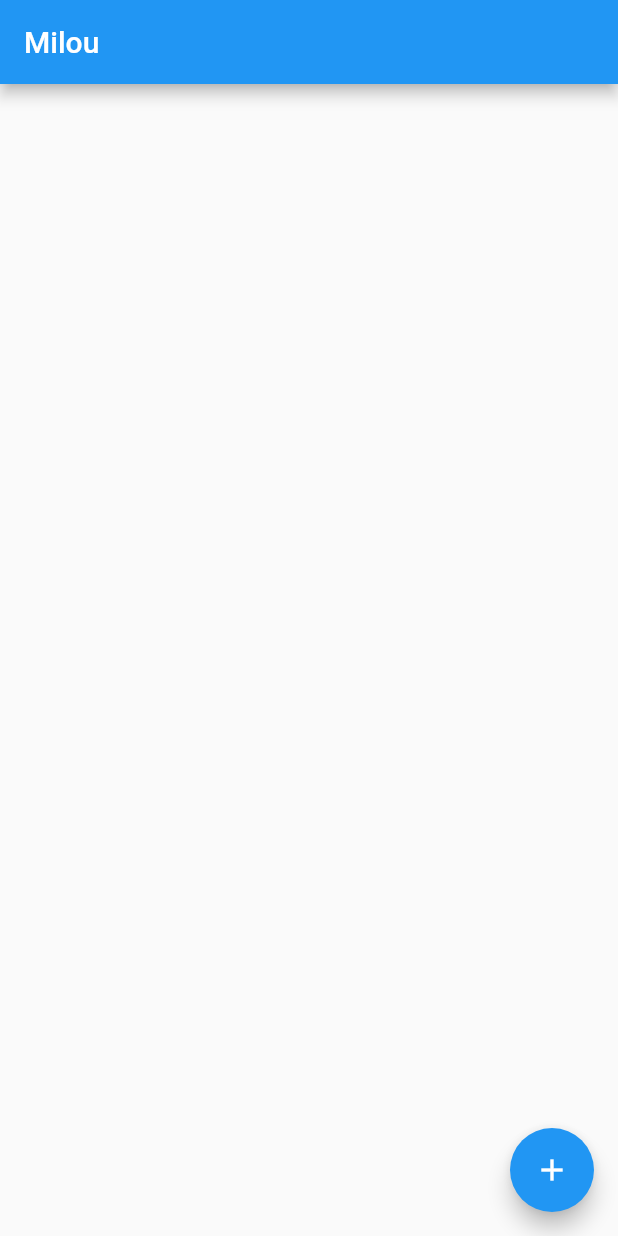
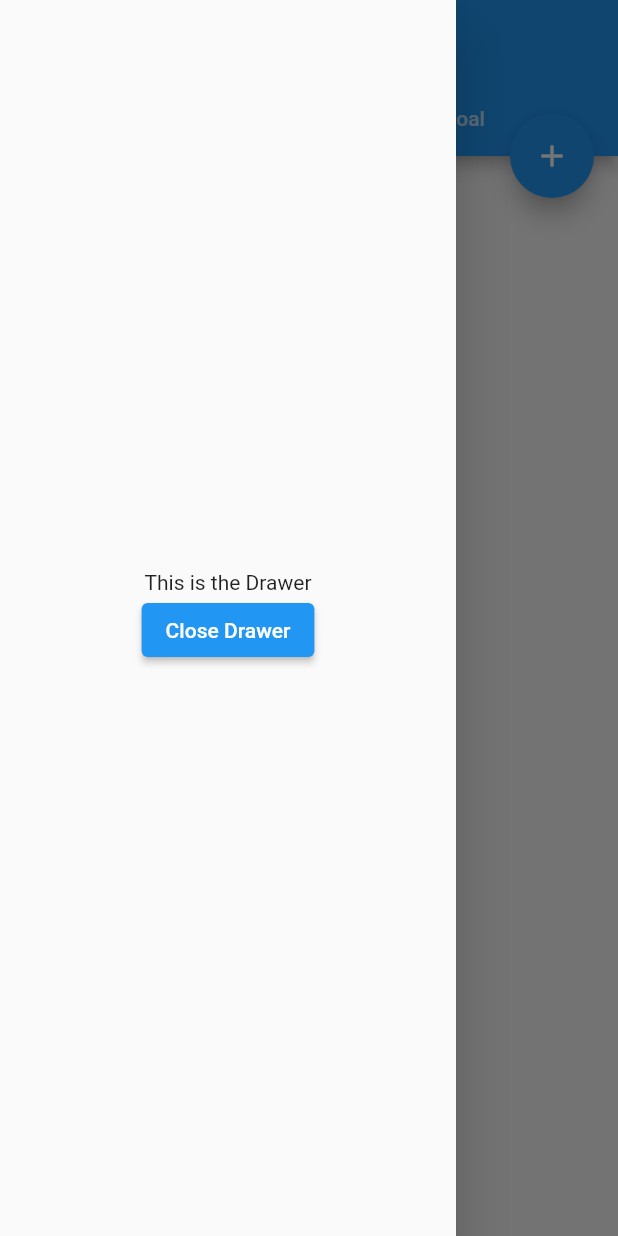
Before and after one commit to VictoriaLilienthal/milou-app, a Flutter app: the screen it shows after launch, with the side drawer open (before the commit the screen has no drawer), on a phone screen of 412 x 824 dp. Run offline on Flutter 3.47's test engine with Material 2 defaults, Android fonts, the light colour scheme and no system bars; our stand-ins replace cloud_firestore, firebase_auth, firebase_core, shared_preferences, tuple; accounts and stored records are empty; network calls fail.

Commit message:
New commit

```diff
--- a/lib/main.dart
+++ b/lib/main.dart
@@ -1,10 +1,21 @@
+import 'dart:ui';
+
 import 'package:flutter/material.dart';
 import 'package:tuple/tuple.dart';
 import 'package:shared_preferences/shared_preferences.dart';
 import 'dart:convert';
+import 'package:intl/intl.dart';
+import 'package:firebase_auth/firebase_auth.dart';
+import 'package:firebase_core/firebase_core.dart';
+import 'firebase_options.dart';
+import 'package:flutter/gestures.dart';
+import 'package:cloud_firestore/cloud_firestore.dart';
+
+const bool USE_EMULATOR = true;
 
 List<Tuple2<bool, int>> fromJsonToTupleList(String json) {
   Iterable iterable = jsonDecode(json);
+
   List newList = iterable.toList();
 
   final newTuples = newList
@@ -53,7 +64,48 @@ class RowState {
 
 final prefs = SharedPreferences.getInstance();
 
+void login() async {
+
+  await Firebase.initializeApp(
+    options: DefaultFirebaseOptions.currentPlatform,
+  );
+
+  if (USE_EMULATOR) {
+    await FirebaseAuth.instance.useEmulator('http://localhost:9099');
+  }
+  //
+  try {
+    await FirebaseAuth.instance.signInAnonymously().then((value) => {print(value)});
+  } on FirebaseAuthException catch (e) {
+    print(e);
+  }
+
+  // await FirebaseAuth.instance.verifyPhoneNumber(
+  //   phoneNumber: '+16463844693',
+  //   verificationCompleted: (PhoneAuthCredential credential) {
+  //     print(1);
+  //   },
+  //   verificationFailed: (FirebaseAuthException e) {
+  //     print(e);
+  //   },
+  //   codeSent: (String verificationId, int? resendToken) {
+  //     PhoneAuthCredential credential = PhoneAuthProvider.credential(
+  //         verificationId: verificationId, smsCode: "123456");
+  //
+  //     try {
+  //       _auth.signInWithCredential(credential).then((value) => {print(value)});
+  //     } on FirebaseAuthException catch (e) {
+  //       print(e);
+  //     }
+  //   },
+  //   codeAutoRetrievalTimeout: (String verificationId) {
+  //     print(3);
+  //   },
+  // );
+}
+
 void main() {
+  login();
   runApp(const MyApp());
 }
 
@@ -63,12 +115,9 @@ class MyApp extends StatelessWidget {
   // This widget is the root of your application.
   @override
   Widget build(BuildContext context) {
-    return MaterialApp(
+    return const MaterialApp(
       title: 'Flutter Demo',
-      theme: ThemeData(
-        primarySwatch: Colors.blue,
-      ),
-      home: const MyHomePage(title: 'Milou'),
+      home: MyHomePage(title: 'Milou'),
     );
   }
 }
@@ -127,76 +176,173 @@ class _MyHomePageState extends State<MyHomePage> {
   void initState() {
     super.initState();
     _prefs.then((SharedPreferences prefs) {
-      jsonDecode(prefs.getString('data').toString()).forEach((item) => rowStates.add(RowState.fromJson(item)));
-      setState(() {
-      });
+      if (prefs.containsKey('data')) {
+        jsonDecode(prefs.getString('data').toString())
+            .forEach((item) => rowStates.add(RowState.fromJson(item)));
+      }
+      setState(() {});
     });
   }
 
-  Widget getCommandWidgets(List<RowState> rowStates) {
+  String dateFmt(RowState state) {
+    if (state.logs.isEmpty) {
+      return "Never Performed";
+    } else {
+      DateTime lastDate =
+          DateTime.fromMillisecondsSinceEpoch(state.logs.last.item2);
+
+      if (lastDate.day == DateTime.now().day &&
+          lastDate.month == DateTime.now().month &&
+          lastDate.year == DateTime.now().year) {
+        return "Last performed today";
+      }
+      return "Last performed ${(DateFormat.yMMMd().format(lastDate))}";
+    }
+  }
+
+  Widget getCommandWidgets() {
     List<Widget> list = <Widget>[];
     for (var i = 0; i < rowStates.length; i++) {
       bool enabled = true;
+      const IconData pets = IconData(0xe4a1, fontFamily: 'MaterialIcons');
+
       RowState state = rowStates[i];
+
       list.add(Card(
+          key: Key(state.name),
           child: Padding(
-              padding: EdgeInsets.all(12.0),
+              padding: const EdgeInsets.all(12.0),
               child: Column(
                 children: [
+                  Padding(
+                    padding: const EdgeInsets.all(12.0),
+                    child: Row(
+                      mainAxisAlignment: MainAxisAlignment.spaceBetween,
+                      children: <Widget>[
                         Row(
-                    children: <Widget>[
-                      Text(state.name),
+                          children: [
                             IconButton(
                               icon: const Icon(
-                          Icons.check,
+                                pets,
                                 size: 30,
                                 color: Colors.green,
                               ),
                               onPressed: () {
                                 setState(() {
                                   state.cnt += 1;
-                            state.logs.add(Tuple2<bool, int>(
-                                true, DateTime.now().millisecondsSinceEpoch));
-                            _prefs.then((value) =>
-                                value.setString('data', jsonEncode(rowStates)));
+                                  state.logs.add(Tuple2<bool, int>(true,
+                                      DateTime.now().millisecondsSinceEpoch));
+                                  _prefs.then((value) => value.setString(
+                                      'data', jsonEncode(rowStates)));
                                 });
                               },
                             ),
+                            Text(
+                              state.name,
+                              style: TextStyle(fontSize: 20),
+                            ),
                           ],
+                        ),
+                        IconButton(
+                          icon: const Icon(
+                            Icons.delete,
+                            size: 30,
+                            color: Colors.red,
+                          ),
+                          onPressed: () {
+                            rowStates.removeAt(i);
+                            _prefs.then((value) =>
+                                value.setString('data', jsonEncode(rowStates)));
+                            setState(() {});
+                          },
+                        ),
+                      ],
+                    ),
                   ),
                   Row(
                     children: [
                       Flexible(
                           child: Text(
-                              'Milou has done this command ${state.cnt} number of time successfully',
+                              // 'Milou has done this command ${state.cnt} number of time successfully',
+                              '${dateFmt(state)}, total ${state.cnt}',
                               style: Theme.of(context).textTheme.bodyText1))
                     ],
                   )
                 ],
               ))));
     }
-    return Column(children: list);
+
+    return ScrollConfiguration(
+        behavior: ScrollConfiguration.of(context).copyWith(
+          dragDevices: {
+            PointerDeviceKind.touch,
+            PointerDeviceKind.mouse,
+          },
+        ),
+        child: ReorderableListView(
+            physics: const AlwaysScrollableScrollPhysics(),
+            scrollDirection: Axis.vertical,
+            shrinkWrap: true,
+            onReorder: (int oldIndex, int newIndex) {
+              setState(() {
+                oldIndex = (oldIndex < 0) ? 0 : oldIndex;
+                newIndex = newIndex >= rowStates.length
+                    ? (rowStates.length - 1)
+                    : newIndex;
+                final temp = rowStates[oldIndex];
+                rowStates[oldIndex] = rowStates[newIndex];
+                rowStates[newIndex] = temp;
+              });
+            },
+            children: list));
   }
 
   @override
   Widget build(BuildContext context) {
-    return Scaffold(
+    return DefaultTabController(
+        length: 2,
+        child: Scaffold(
           appBar: AppBar(
             title: Text(widget.title),
+              bottom: const TabBar(
+                tabs: <Widget>[
+                  Tab(
+                    text: "Train",
                   ),
-      body: Center(
-        child: Column(
-          mainAxisAlignment: MainAxisAlignment.start,
-          children: <Widget>[
-            getCommandWidgets(rowStates),
+                  Tab(
+                    text: "Goal",
+                  ),
                 ],
               ),
+          ),
+          drawer: Drawer(
+            child: Center(
+              child: Column(
+                mainAxisAlignment: MainAxisAlignment.center,
+                children: <Widget>[
+                  const Text('This is the Drawer'),
+                  ElevatedButton(
+                    onPressed: _closeDrawer,
+                    child: const Text('Close Drawer'),
+                  ),
+                ],
+              ),
+            ),
+          ),
+          body: TabBarView(
+            children: <Widget>[
+              getCommandWidgets(),
+              const Center(
+                child: Text("TAB PLAN"),
+              ),
+            ],
           ),
           floatingActionButton: FloatingActionButton(
             onPressed: () {
               Future<String?> str = showDialog(
                   context: context,
-              builder: (BuildContext context) => _buildPopupDialog(context));
+                  builder: (BuildContext context) =>
+                      _buildPopupDialog(context));
               str.then((value) => setState(() {
                     if (value != null) {
                       rowStates.add(RowState(value.toString(), 0, []));
@@ -208,6 +354,11 @@ class _MyHomePageState extends State<MyHomePage> {
             tooltip: 'Add new command',
             child: const Icon(Icons.add),
           ),
-    );
+          floatingActionButtonLocation: FloatingActionButtonLocation.endTop,
+        ));
+  }
+
+  void _closeDrawer() {
+    Navigator.of(context).pop();
   }
 }
```
Also changed, not shown: pubspec.yaml (+11 -4 lines). Lines whose indentation alone changed are shown as unchanged.
